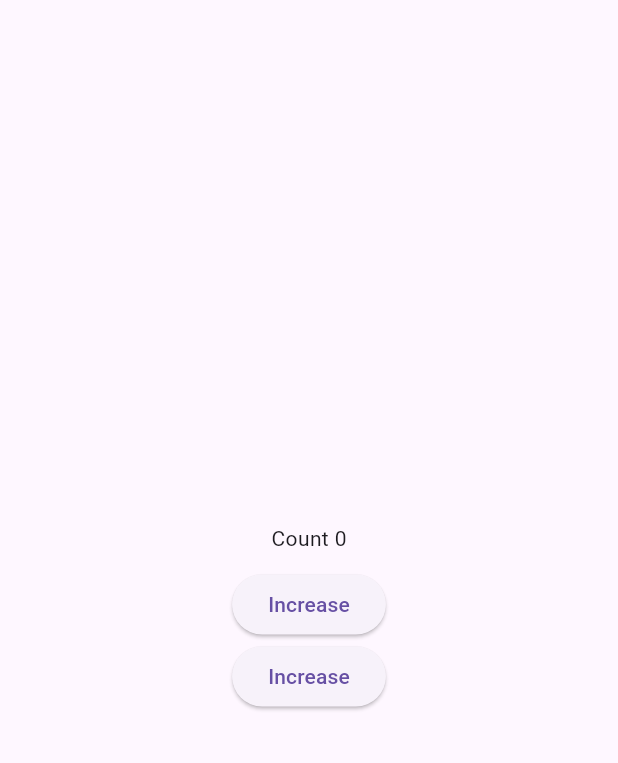
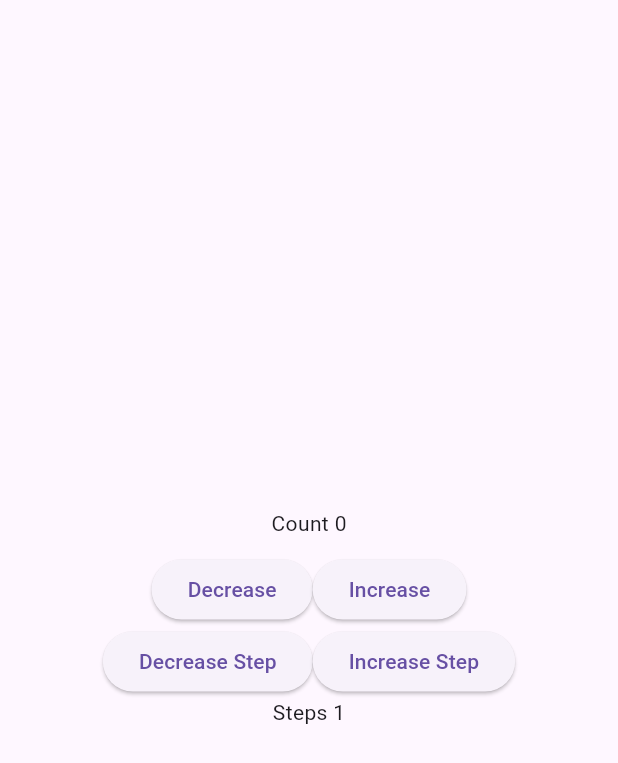
Before and after one commit to jalasem/shane, a Flutter app: the screen it shows after launch, on a phone screen of 412 x 824 dp. Shown: the top 763 px of the screen. Run offline on Flutter 3.47's test engine with Material 3 defaults, Android fonts, the light colour scheme and no system bars; our stand-ins replace get.

Commit message:
feat: steps counter

```diff
--- a/lib/screens/home.dart
+++ b/lib/screens/home.dart
@@ -2,6 +2,7 @@ import 'package:flutter/material.dart';
 import 'package:get/get.dart';
 
 var count = 0.obs;
+var steps = 1.obs;
 
 class HomeScreen extends StatelessWidget {
   const HomeScreen({super.key});
@@ -13,23 +14,47 @@ class HomeScreen extends StatelessWidget {
           body: Center(
         child: Column(
           mainAxisAlignment: MainAxisAlignment.center,
+          crossAxisAlignment: CrossAxisAlignment.center,
           children: [
             Text('Count ${count.value}'),
             const SizedBox(
               height: 10,
             ),
+            Row(
+              mainAxisAlignment: MainAxisAlignment.center,
+              children: [
                 ElevatedButton(
                   onPressed: () {
-                count.value = count.value + 1;
+                    count.value = count.value - steps.value;
+                  },
+                  child: const Text('Decrease'),
+                ),
+                ElevatedButton(
+                  onPressed: () {
+                    count.value = steps.value + count.value;
                   },
                   child: const Text('Increase'),
                 ),
+              ],
+            ),
+            Row(
+              mainAxisAlignment: MainAxisAlignment.center,
+              children: [
                 ElevatedButton(
                   onPressed: () {
-                count.value = count.value + 1;
+                    steps.value--;
                   },
-              child: const Text('Increase'),
-            )
+                  child: const Text('Decrease Step'),
+                ),
+                ElevatedButton(
+                  onPressed: () {
+                    steps.value++;
+                  },
+                  child: const Text('Increase Step'),
+                ),
+              ],
+            ),
+            Text('Steps ${steps.value}'),
           ],
         ),
       ));
```
Lines whose indentation alone changed are shown as unchanged.
